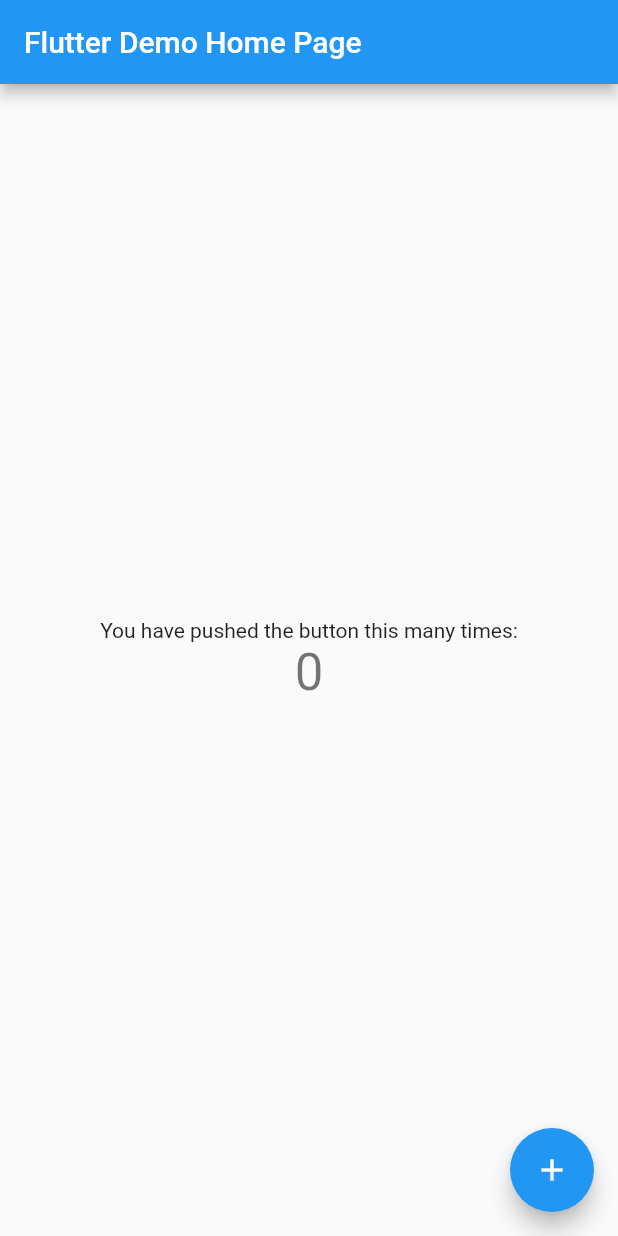
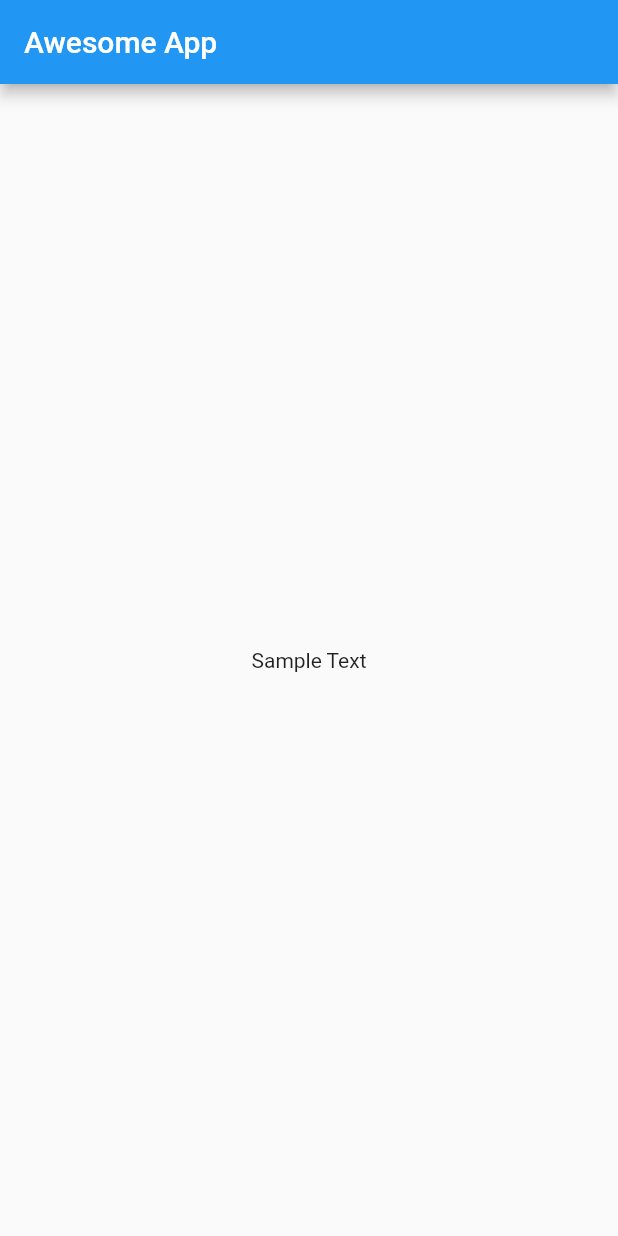
Before and after one commit to pyneninarendra/flutter, a Flutter app: the screen it shows after launch, on a phone screen of 412 x 824 dp. Run offline on Flutter 3.47's test engine with Material 2 defaults, Android fonts, the phone set to English and light mode, and no system bars.

Commit message:
Chapter1 completed

```diff
--- a/lib/main.dart
+++ b/lib/main.dart
@@ -1,115 +1,19 @@
 import 'package:flutter/material.dart';
 
 void main() {
-  runApp(const MyApp());
+  runApp(MaterialApp(title: "Awesome Title", home: HomePage()));
 }
 
-class MyApp extends StatelessWidget {
-  const MyApp({Key? key}) : super(key: key);
-
-  // This widget is the root of your application.
+class HomePage extends StatelessWidget {
   @override
   Widget build(BuildContext context) {
-    return MaterialApp(
-      title: 'Flutter Demo',
-      theme: ThemeData(
-        // This is the theme of your application.
-        //
-        // Try running your application with "flutter run". You'll see the
-        // application has a blue toolbar. Then, without quitting the app, try
-        // changing the primarySwatch below to Colors.green and then invoke
-        // "hot reload" (press "r" in the console where you ran "flutter run",
-        // or simply save your changes to "hot reload" in a Flutter IDE).
-        // Notice that the counter didn't reset back to zero; the application
-        // is not restarted.
-        primarySwatch: Colors.blue,
+    return Scaffold(
+      appBar: AppBar(title: Text("Awesome App")),
+      body: Container(
+        child: Center(
+          child: Text("Sample Text"),
+        ),
       ),
-      home: const MyHomePage(title: 'Flutter Demo Home Page'),
     );
   }
 }
-
-class MyHomePage extends StatefulWidget {
-  const MyHomePage({Key? key, required this.title}) : super(key: key);
-
-  // This widget is the home page of your application. It is stateful, meaning
-  // that it has a State object (defined below) that contains fields that affect
-  // how it looks.
-
-  // This class is the configuration for the state. It holds the values (in this
-  // case the title) provided by the parent (in this case the App widget) and
-  // used by the build method of the State. Fields in a Widget subclass are
-  // always marked "final".
-
-  final String title;
-
-  @override
-  State<MyHomePage> createState() => _MyHomePageState();
-}
-
-class _MyHomePageState extends State<MyHomePage> {
-  int _counter = 0;
-
-  void _incrementCounter() {
-    setState(() {
-      // This call to setState tells the Flutter framework that something has
-      // changed in this State, which causes it to rerun the build method below
-      // so that the display can reflect the updated values. If we changed
-      // _counter without calling setState(), then the build method would not be
-      // called again, and so nothing would appear to happen.
-      _counter++;
-    });
-  }
-
-  @override
-  Widget build(BuildContext context) {
-    // This method is rerun every time setState is called, for instance as done
-    // by the _incrementCounter method above.
-    //
-    // The Flutter framework has been optimized to make rerunning build methods
-    // fast, so that you can just rebuild anything that needs updating rather
-    // than having to individually change instances of widgets.
-    return Scaffold(
-      appBar: AppBar(
-        // Here we take the value from the MyHomePage object that was created by
-        // the App.build method, and use it to set our appbar title.
-        title: Text(widget.title),
-      ),
-      body: Center(
-        // Center is a layout widget. It takes a single child and positions it
-        // in the middle of the parent.
-        child: Column(
-          // Column is also a layout widget. It takes a list of children and
-          // arranges them vertically. By default, it sizes itself to fit its
-          // children horizontally, and tries to be as tall as its parent.
-          //
-          // Invoke "debug painting" (press "p" in the console, choose the
-          // "Toggle Debug Paint" action from the Flutter Inspector in Android
-          // Studio, or the "Toggle Debug Paint" command in Visual Studio Code)
-          // to see the wireframe for each widget.
-          //
-          // Column has various properties to control how it sizes itself and
-          // how it positions its children. Here we use mainAxisAlignment to
-          // center the children vertically; the main axis here is the vertical
-          // axis because Columns are vertical (the cross axis would be
-          // horizontal).
-          mainAxisAlignment: MainAxisAlignment.center,
-          children: <Widget>[
-            const Text(
-              'You have pushed the button this many times:',
-            ),
-            Text(
-              '$_counter',
-              style: Theme.of(context).textTheme.headline4,
-            ),
-          ],
-        ),
-      ),
-      floatingActionButton: FloatingActionButton(
-        onPressed: _incrementCounter,
-        tooltip: 'Increment',
-        child: const Icon(Icons.add),
-      ), // This trailing comma makes auto-formatting nicer for build methods.
-    );
-  }
-}
```
Also changed, not shown: 1 other file.
